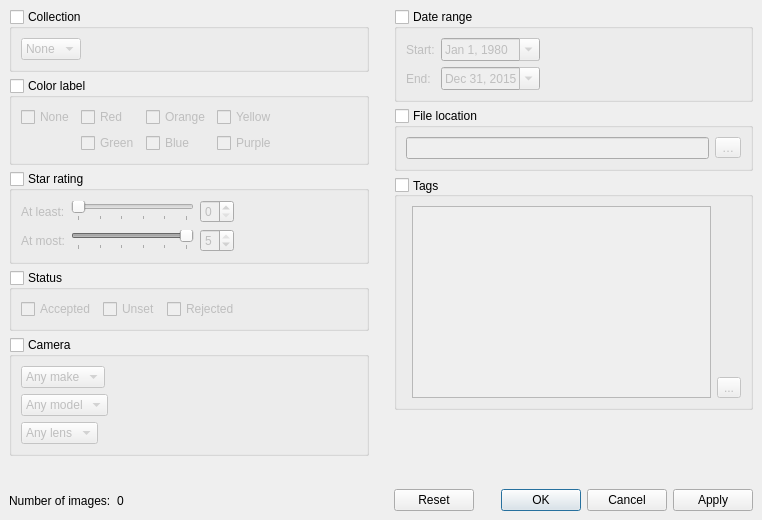
wagenadl/photohoard, file src/ui/FilterDialog.ui: the form before one commit.
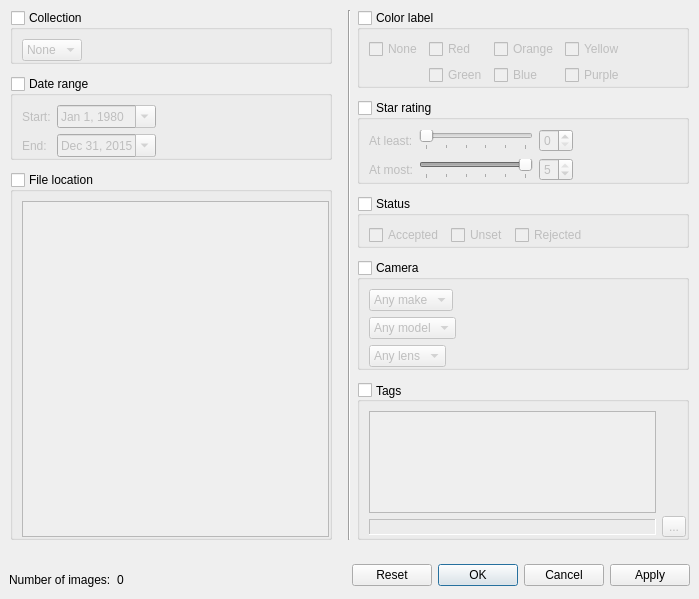
The form after the commit.

Commit message: FilterDialog now works completely, I think. Tag handling is still not beautiful: I would like, under some circumstances, to have partially typed tags be replaced by their smart names or by their base names.

```diff
--- a/src/ui/FilterDialog.ui
+++ b/src/ui/FilterDialog.ui
@@ -6,24 +6,57 @@
    <rect>
     <x>0</x>
     <y>0</y>
-    <width>762</width>
-    <height>520</height>
+    <width>699</width>
+    <height>599</height>
    </rect>
   </property>
+  <property name="sizePolicy">
+   <sizepolicy hsizetype="MinimumExpanding" vsizetype="MinimumExpanding">
+    <horstretch>0</horstretch>
+    <verstretch>0</verstretch>
+   </sizepolicy>
+  </property>
   <property name="windowTitle">
    <string>Filter</string>
   </property>
-  <layout class="QHBoxLayout" name="horizontalLayout_7">
+  <layout class="QVBoxLayout" name="verticalLayout_3">
    <property name="spacing">
-    <number>25</number>
+    <number>12</number>
    </property>
    <property name="margin">
-    <number>9</number>
+    <number>0</number>
+   </property>
+   <item>
+    <widget class="QWidget" name="widget_10" native="true">
+     <layout class="QHBoxLayout" name="horizontalLayout_10">
+      <property name="leftMargin">
+       <number>10</number>
+      </property>
+      <property name="topMargin">
+       <number>10</number>
+      </property>
+      <property name="rightMargin">
+       <number>10</number>
+      </property>
+      <property name="bottomMargin">
+       <number>0</number>
    </property>
    <item>
     <widget class="QWidget" name="widget_5" native="true">
      <layout class="QVBoxLayout" name="verticalLayout_4">
-      <property name="margin">
+         <property name="spacing">
+          <number>12</number>
+         </property>
+         <property name="leftMargin">
+          <number>0</number>
+         </property>
+         <property name="topMargin">
+          <number>0</number>
+         </property>
+         <property name="rightMargin">
+          <number>10</number>
+         </property>
+         <property name="bottomMargin">
        <number>0</number>
       </property>
       <item>
@@ -41,6 +74,12 @@
          <bool>false</bool>
         </property>
         <layout class="QHBoxLayout" name="horizontalLayout_5">
+            <property name="rightMargin">
+             <number>0</number>
+            </property>
+            <property name="bottomMargin">
+             <number>0</number>
+            </property>
          <item>
           <widget class="QComboBox" name="collectionBox">
            <item>
@@ -67,6 +106,149 @@
        </widget>
       </item>
       <item>
+          <widget class="QGroupBox" name="dateRange">
+           <property name="title">
+            <string>Date range</string>
+           </property>
+           <property name="flat">
+            <bool>false</bool>
+           </property>
+           <property name="checkable">
+            <bool>true</bool>
+           </property>
+           <property name="checked">
+            <bool>false</bool>
+           </property>
+           <layout class="QGridLayout" name="gridLayout_3">
+            <property name="rightMargin">
+             <number>0</number>
+            </property>
+            <property name="bottomMargin">
+             <number>0</number>
+            </property>
+            <item row="1" column="2">
+             <spacer name="horizontalSpacer_4">
+              <property name="orientation">
+               <enum>Qt::Horizontal</enum>
+              </property>
+              <property name="sizeHint" stdset="0">
+               <size>
+                <width>40</width>
+                <height>20</height>
+               </size>
+              </property>
+             </spacer>
+            </item>
+            <item row="2" column="1">
+             <widget class="QDateEdit" name="dEnd">
+              <property name="date">
+               <date>
+                <year>2015</year>
+                <month>12</month>
+                <day>31</day>
+               </date>
+              </property>
+              <property name="displayFormat">
+               <string>MMM d, yyyy</string>
+              </property>
+              <property name="calendarPopup">
+               <bool>true</bool>
+              </property>
+             </widget>
+            </item>
+            <item row="2" column="0">
+             <widget class="QLabel" name="label_4">
+              <property name="text">
+               <string>End:</string>
+              </property>
+             </widget>
+            </item>
+            <item row="1" column="0">
+             <widget class="QLabel" name="label_3">
+              <property name="text">
+               <string>Start:</string>
+              </property>
+             </widget>
+            </item>
+            <item row="1" column="1">
+             <widget class="QDateEdit" name="dStart">
+              <property name="date">
+               <date>
+                <year>1980</year>
+                <month>1</month>
+                <day>1</day>
+               </date>
+              </property>
+              <property name="displayFormat">
+               <string>MMM d, yyyy</string>
+              </property>
+              <property name="calendarPopup">
+               <bool>true</bool>
+              </property>
+             </widget>
+            </item>
+           </layout>
+          </widget>
+         </item>
+         <item>
+          <widget class="QGroupBox" name="fileLocation">
+           <property name="title">
+            <string>File location</string>
+           </property>
+           <property name="checkable">
+            <bool>true</bool>
+           </property>
+           <property name="checked">
+            <bool>false</bool>
+           </property>
+           <layout class="QHBoxLayout" name="horizontalLayout_6">
+            <property name="rightMargin">
+             <number>0</number>
+            </property>
+            <property name="bottomMargin">
+             <number>0</number>
+            </property>
+            <item>
+             <widget class="QTreeWidget" name="location">
+              <property name="minimumSize">
+               <size>
+                <width>300</width>
+                <height>0</height>
+               </size>
+              </property>
+              <attribute name="headerVisible">
+               <bool>false</bool>
+              </attribute>
+              <column>
+               <property name="text">
+                <string notr="true">1</string>
+               </property>
+              </column>
+             </widget>
+            </item>
+           </layout>
+          </widget>
+         </item>
+        </layout>
+       </widget>
+      </item>
+      <item>
+       <widget class="Line" name="line_2">
+        <property name="orientation">
+         <enum>Qt::Vertical</enum>
+        </property>
+       </widget>
+      </item>
+      <item>
+       <widget class="QWidget" name="widget_4" native="true">
+        <layout class="QVBoxLayout" name="verticalLayout">
+         <property name="spacing">
+          <number>12</number>
+         </property>
+         <property name="margin">
+          <number>0</number>
+         </property>
+         <item>
        <widget class="QGroupBox" name="colorLabel">
         <property name="title">
          <string>Color label</string>
@@ -78,6 +260,12 @@
          <bool>false</bool>
         </property>
         <layout class="QGridLayout" name="gridLayout">
+            <property name="rightMargin">
+             <number>0</number>
+            </property>
+            <property name="bottomMargin">
+             <number>0</number>
+            </property>
          <item row="1" column="3">
           <widget class="QCheckBox" name="cYellow">
            <property name="text">
@@ -155,6 +343,12 @@
          <bool>false</bool>
         </property>
         <layout class="QGridLayout" name="gridLayout_2">
+            <property name="rightMargin">
+             <number>0</number>
+            </property>
+            <property name="bottomMargin">
+             <number>0</number>
+            </property>
          <item row="0" column="3">
           <spacer name="horizontalSpacer_2">
            <property name="orientation">
@@ -255,6 +449,12 @@
          <bool>false</bool>
         </property>
         <layout class="QHBoxLayout" name="horizontalLayout">
+            <property name="rightMargin">
+             <number>0</number>
+            </property>
+            <property name="bottomMargin">
+             <number>0</number>
+            </property>
          <item>
           <widget class="QCheckBox" name="sAccepted">
            <property name="text">
@@ -304,6 +504,15 @@
          <bool>false</bool>
         </property>
         <layout class="QVBoxLayout" name="verticalLayout_5">
+            <property name="topMargin">
+             <number>9</number>
+            </property>
+            <property name="rightMargin">
+             <number>0</number>
+            </property>
+            <property name="bottomMargin">
+             <number>0</number>
+            </property>
          <item>
           <widget class="QWidget" name="widget_6" native="true">
            <layout class="QHBoxLayout" name="horizontalLayout_4">
@@ -410,171 +619,6 @@
        </widget>
       </item>
       <item>
-       <spacer name="verticalSpacer_3">
-        <property name="orientation">
-         <enum>Qt::Vertical</enum>
-        </property>
-        <property name="sizeHint" stdset="0">
-         <size>
-          <width>20</width>
-          <height>40</height>
-         </size>
-        </property>
-       </spacer>
-      </item>
-      <item>
-       <widget class="QWidget" name="widget_2" native="true">
-        <layout class="QHBoxLayout" name="horizontalLayout_3">
-         <property name="leftMargin">
-          <number>0</number>
-         </property>
-         <property name="bottomMargin">
-          <number>0</number>
-         </property>
-         <item>
-          <widget class="QLabel" name="label_5">
-           <property name="text">
-            <string>Number of images:</string>
-           </property>
-          </widget>
-         </item>
-         <item>
-          <widget class="QLabel" name="count">
-           <property name="text">
-            <string>0</string>
-           </property>
-          </widget>
-         </item>
-         <item>
-          <spacer name="horizontalSpacer_5">
-           <property name="orientation">
-            <enum>Qt::Horizontal</enum>
-           </property>
-           <property name="sizeHint" stdset="0">
-            <size>
-             <width>40</width>
-             <height>20</height>
-            </size>
-           </property>
-          </spacer>
-         </item>
-        </layout>
-       </widget>
-      </item>
-     </layout>
-    </widget>
-   </item>
-   <item>
-    <widget class="QWidget" name="widget_4" native="true">
-     <layout class="QVBoxLayout" name="verticalLayout">
-      <property name="margin">
-       <number>0</number>
-      </property>
-      <item>
-       <widget class="QGroupBox" name="dateRange">
-        <property name="title">
-         <string>Date range</string>
-        </property>
-        <property name="flat">
-         <bool>false</bool>
-        </property>
-        <property name="checkable">
-         <bool>true</bool>
-        </property>
-        <property name="checked">
-         <bool>false</bool>
-        </property>
-        <layout class="QGridLayout" name="gridLayout_3">
-         <item row="1" column="2">
-          <spacer name="horizontalSpacer_4">
-           <property name="orientation">
-            <enum>Qt::Horizontal</enum>
-           </property>
-           <property name="sizeHint" stdset="0">
-            <size>
-             <width>40</width>
-             <height>20</height>
-            </size>
-           </property>
-          </spacer>
-         </item>
-         <item row="2" column="1">
-          <widget class="QDateEdit" name="dEnd">
-           <property name="date">
-            <date>
-             <year>2015</year>
-             <month>12</month>
-             <day>31</day>
-            </date>
-           </property>
-           <property name="displayFormat">
-            <string>MMM d, yyyy</string>
-           </property>
-           <property name="calendarPopup">
-            <bool>true</bool>
-           </property>
-          </widget>
-         </item>
-         <item row="2" column="0">
-          <widget class="QLabel" name="label_4">
-           <property name="text">
-            <string>End:</string>
-           </property>
-          </widget>
-         </item>
-         <item row="1" column="0">
-          <widget class="QLabel" name="label_3">
-           <property name="text">
-            <string>Start:</string>
-           </property>
-          </widget>
-         </item>
-         <item row="1" column="1">
-          <widget class="QDateEdit" name="dStart">
-           <property name="date">
-            <date>
-             <year>1980</year>
-             <month>1</month>
-             <day>1</day>
-            </date>
-           </property>
-           <property name="displayFormat">
-            <string>MMM d, yyyy</string>
-           </property>
-           <property name="calendarPopup">
-            <bool>true</bool>
-           </property>
-          </widget>
-         </item>
-        </layout>
-       </widget>
-      </item>
-      <item>
-       <widget class="QGroupBox" name="fileLocation">
-        <property name="title">
-         <string>File location</string>
-        </property>
-        <property name="checkable">
-         <bool>true</bool>
-        </property>
-        <property name="checked">
-         <bool>false</bool>
-        </property>
-        <layout class="QHBoxLayout" name="horizontalLayout_6">
-         <item>
-          <widget class="QLineEdit" name="location"/>
-         </item>
-         <item>
-          <widget class="QToolButton" name="lBrowse">
-           <property name="text">
-            <string>…</string>
-           </property>
-          </widget>
-         </item>
-        </layout>
-       </widget>
-      </item>
-      <item>
        <widget class="QGroupBox" name="tags">
         <property name="title">
          <string>Tags</string>
@@ -589,21 +633,56 @@
          <bool>false</bool>
         </property>
         <layout class="QHBoxLayout" name="horizontalLayout_2">
+            <property name="rightMargin">
+             <number>0</number>
+            </property>
+            <property name="bottomMargin">
+             <number>0</number>
+            </property>
          <item>
-          <widget class="QWidget" name="widget_3" native="true">
-           <layout class="QVBoxLayout" name="verticalLayout_3">
-            <property name="spacing">
+             <widget class="QWidget" name="widget_9" native="true">
+              <layout class="QVBoxLayout" name="verticalLayout_6">
+               <property name="leftMargin">
              <number>0</number>
             </property>
-            <property name="margin">
+               <property name="topMargin">
              <number>0</number>
             </property>
+               <property name="rightMargin">
+                <number>0</number>
+               </property>
+               <property name="bottomMargin">
+                <number>2</number>
+               </property>
+               <item>
+                <widget class="QTextEdit" name="tagEditor">
+                 <property name="toolTip">
+                  <string>List of tags that must be matched</string>
+                 </property>
+                </widget>
+               </item>
+               <item>
+                <widget class="QLabel" name="tagInterpretation">
+                 <property name="toolTip">
+                  <string>Interpretation of tag specification</string>
+                 </property>
+                 <property name="frameShape">
+                  <enum>QFrame::Panel</enum>
+                 </property>
+                 <property name="frameShadow">
+                  <enum>QFrame::Sunken</enum>
+                 </property>
+                 <property name="text">
+                  <string/>
+                 </property>
+                 <property name="wordWrap">
+                  <bool>true</bool>
+                 </property>
+                </widget>
+               </item>
            </layout>
           </widget>
          </item>
-         <item>
-          <widget class="QTextEdit" name="tagEditor"/>
-         </item>
          <item>
           <widget class="QWidget" name="widget" native="true">
            <layout class="QVBoxLayout" name="verticalLayout_2">
@@ -645,18 +724,53 @@
         </layout>
        </widget>
       </item>
+        </layout>
+       </widget>
+      </item>
+     </layout>
+    </widget>
+   </item>
       <item>
-       <spacer name="verticalSpacer_4">
+    <widget class="QWidget" name="widget_3" native="true">
+     <layout class="QHBoxLayout" name="horizontalLayout_7">
+      <item>
+       <widget class="QWidget" name="widget_2" native="true">
+        <layout class="QHBoxLayout" name="horizontalLayout_3">
+         <property name="leftMargin">
+          <number>0</number>
+         </property>
+         <property name="bottomMargin">
+          <number>0</number>
+         </property>
+         <item>
+          <widget class="QLabel" name="label_5">
+           <property name="text">
+            <string>Number of images:</string>
+           </property>
+          </widget>
+         </item>
+         <item>
+          <widget class="QLabel" name="count">
+           <property name="text">
+            <string>0</string>
+           </property>
+          </widget>
+         </item>
+         <item>
+          <spacer name="horizontalSpacer_5">
         <property name="orientation">
-         <enum>Qt::Vertical</enum>
+            <enum>Qt::Horizontal</enum>
         </property>
         <property name="sizeHint" stdset="0">
          <size>
-          <width>20</width>
-          <height>40</height>
+             <width>40</width>
+             <height>20</height>
          </size>
         </property>
        </spacer>
+         </item>
+        </layout>
+       </widget>
       </item>
       <item>
        <widget class="QDialogButtonBox" name="buttonBox">
```
Left out of the diff: 184 changed lines with no effect on the pictures. Lines whose indentation alone changed are shown as unchanged. The commit also changes 7 other files.
